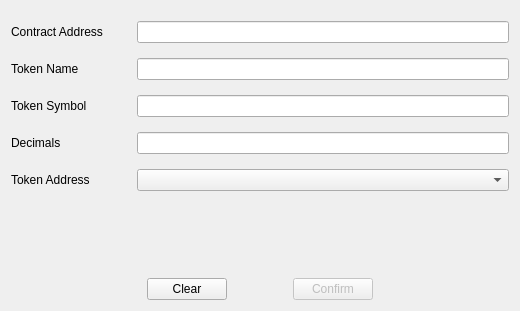
First picture: the form in src/qt/forms/addtokenpage.ui, repository githubzon/qtum, before the edit.
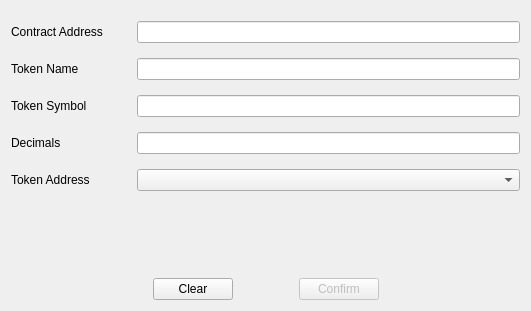
Second picture: the form after the edit. Custom widgets are drawn as their Qt base class.

Commit message: Update token address label

The edit to the form file:
```diff
--- a/src/qt/forms/addtokenpage.ui
+++ b/src/qt/forms/addtokenpage.ui
@@ -6,7 +6,7 @@
    <rect>
     <x>0</x>
     <y>0</y>
-    <width>520</width>
+    <width>531</width>
     <height>311</height>
    </rect>
   </property>
@@ -140,6 +140,12 @@
          <property name="text">
           <string/>
          </property>
+         <property name="alignment">
+          <set>Qt::AlignLeading|Qt::AlignLeft|Qt::AlignVCenter</set>
+         </property>
+         <property name="wordWrap">
+          <bool>true</bool>
+         </property>
         </widget>
        </item>
       </layout>
```
